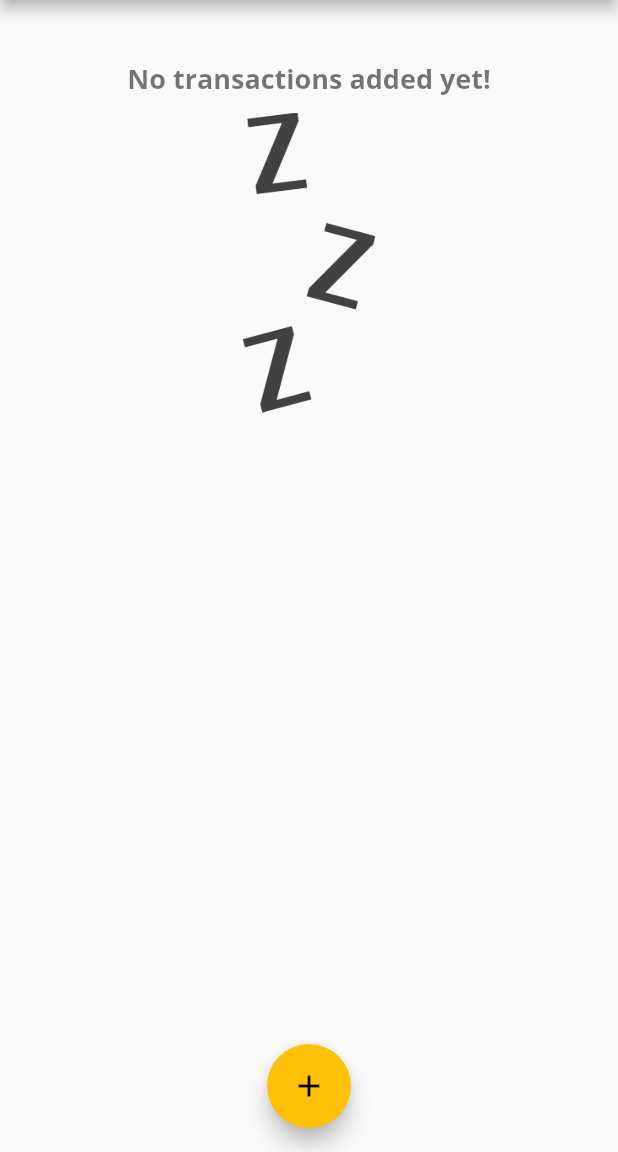
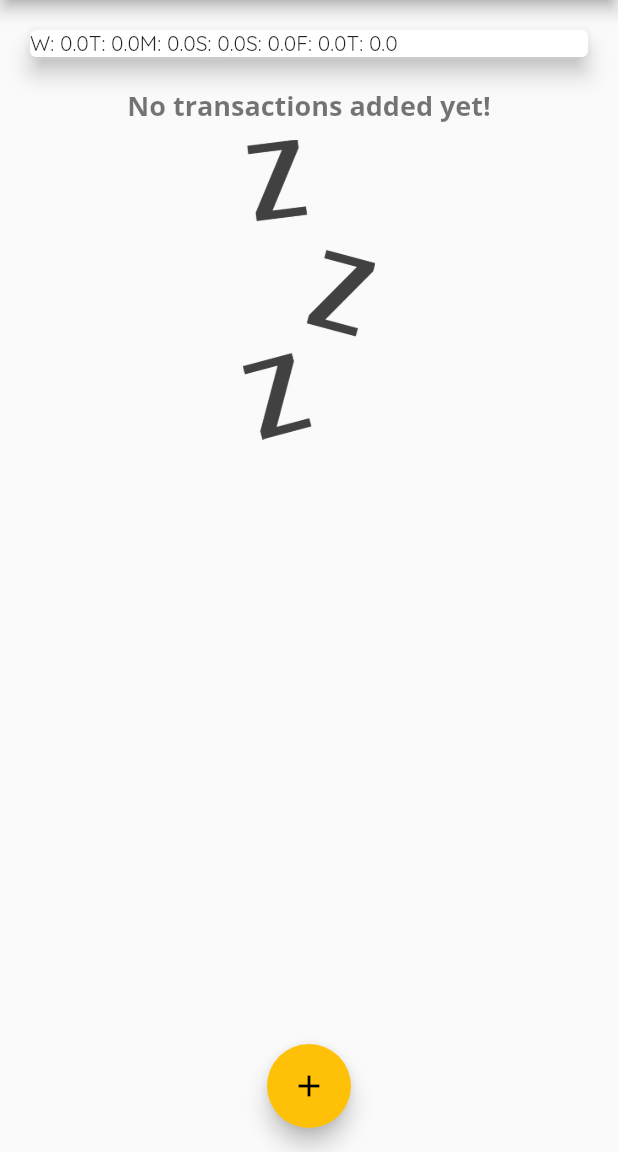
Before and after one commit to lunaticSKE12/flutter-expenses-app, a Flutter app: the screen it shows after launch, on a phone screen of 412 x 824 dp, the part 84-1236 px from its top. Run offline on Flutter 3.47's test engine with Material 2 defaults, Android fonts, the phone set to English and light mode, and no system bars.

Commit message:
Creating Bars for our Chart

```diff
--- a/lib/widgets/chart.dart
+++ b/lib/widgets/chart.dart
@@ -22,7 +22,10 @@ class Chart extends StatelessWidget {
       }
       print(DateFormat.E().format(weekDay));
       print(totalSum);
-      return {'day': DateFormat.E().format(weekDay), 'amount': totalSum};
+      return {
+        'day': DateFormat.E().format(weekDay).substring(0, 1),
+        'amount': totalSum
+      };
     });
   }
 
@@ -33,7 +36,9 @@ class Chart extends StatelessWidget {
       elevation: 6,
       margin: EdgeInsets.all(20),
       child: Row(
-        children: [],
+        children: groupedTransactionValues.map((data) {
+          return Text('${data['day']}: ${data['amount']}');
+        }).toList(),
       ),
     );
   }
```
Also changed, not shown: lib/widgets/chart_bar.dart (added, +49 -0 lines).
